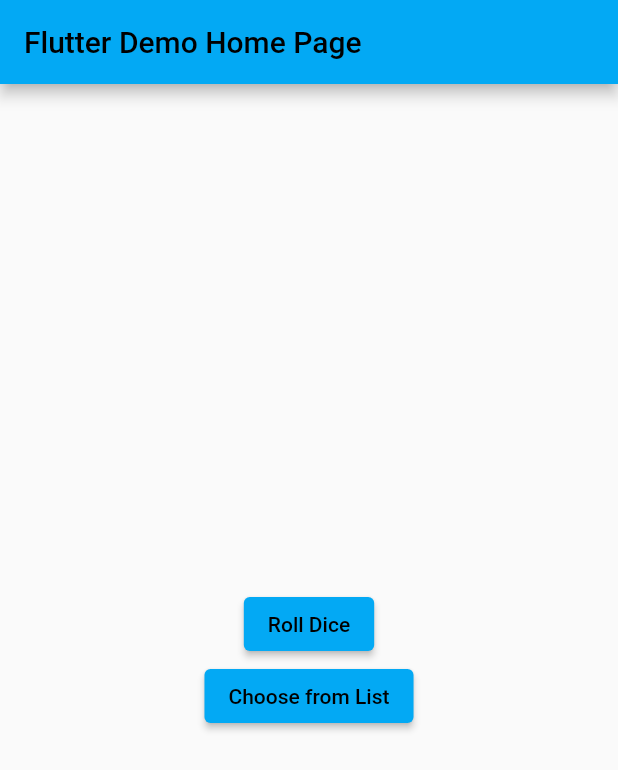
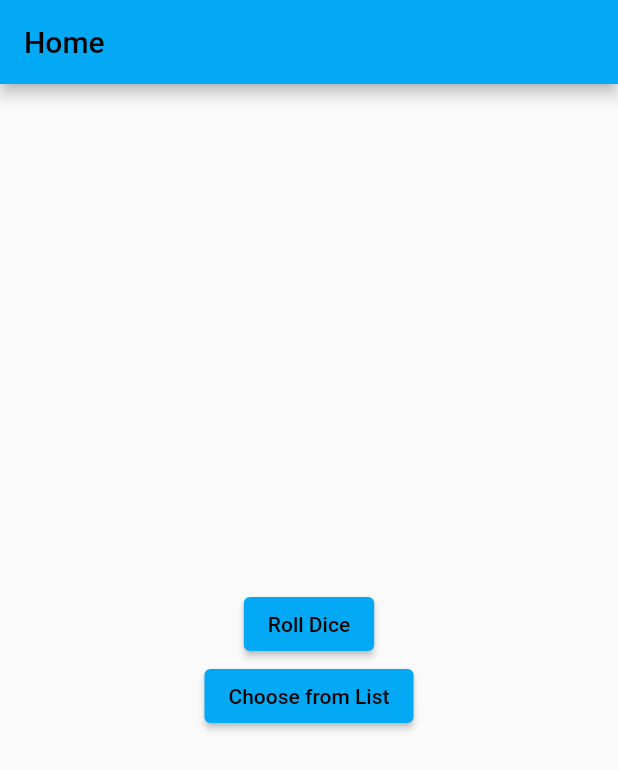
Before and after one commit to Rittr/RNG-Flutter, a Flutter app: the screen it shows after launch, on a phone screen of 412 x 824 dp. Shown: the top 770 px of the screen. Run offline on Flutter 3.47's test engine with Material 2 defaults, Android fonts, the phone set to English and light mode, and no system bars; missing offline and left inert: flutter_grid_button.

Commit message:
fixed home screen text

```diff
--- a/rng_flutter/lib/main.dart
+++ b/rng_flutter/lib/main.dart
@@ -12,11 +12,11 @@
   @override
   Widget build(BuildContext context) {
     return MaterialApp(
-      title: 'Flutter Demo',
+      title: 'RNG Flutter',
       theme: ThemeData(
         primarySwatch: Colors.lightBlue,
       ),
-      home: const MyHomePage(title: 'Flutter Demo Home Page'),
+      home: const MyHomePage(title: 'Home'),
     );
   }
 }
```
